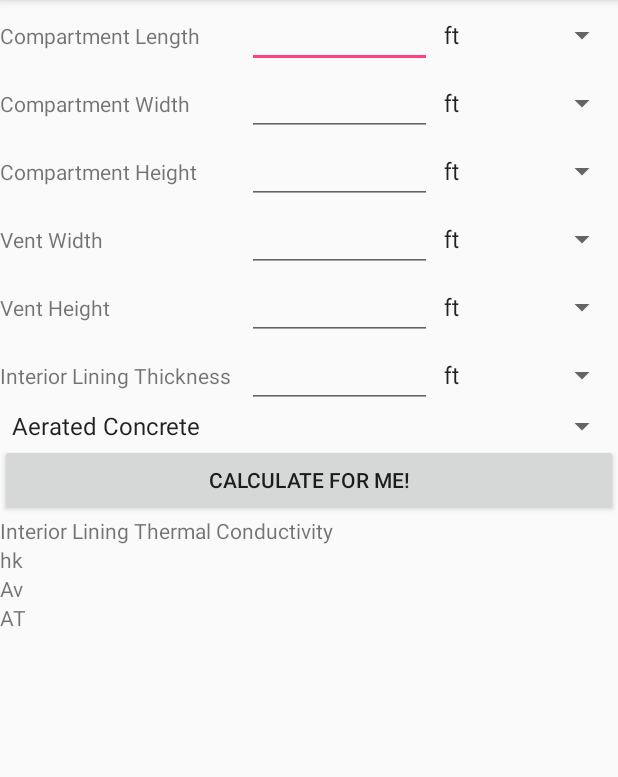
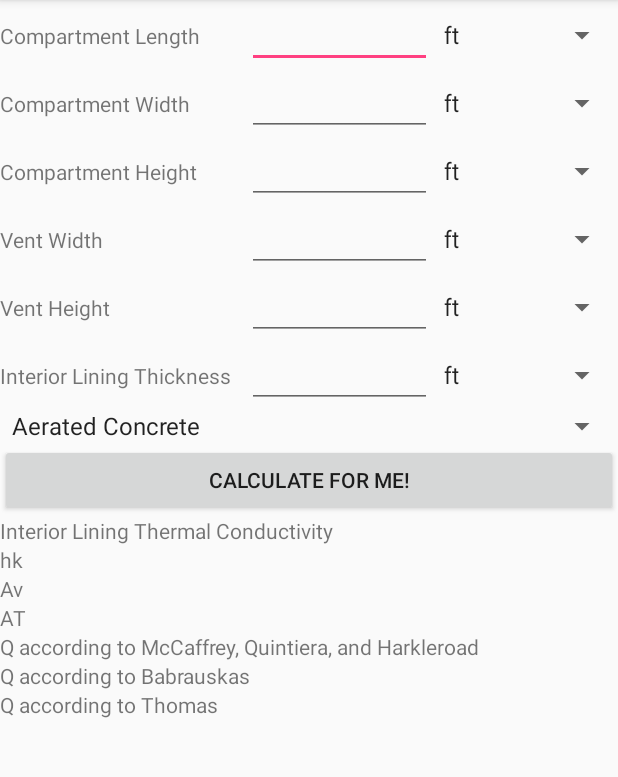
Before and after one commit to msrusse/FireDynamics, an Android app: the FlashOver screen opened directly, with no data from a screen before it, on a phone screen of 412 x 824 dp, the part 84-861 px from its top. Run offline under Robolectric (Android 15) with nearby library versions, the phone set to English and light mode, and no system bars.

Commit message:
Finalizes the Q Flashover page

```diff
--- a/app/src/main/java/com/example/masonrussell/firedynamics/Calculations.java
+++ b/app/src/main/java/com/example/masonrussell/firedynamics/Calculations.java
@@ -26,4 +26,14 @@ public class Calculations
     {
         return (610 * Math.sqrt(hk*at*av*Math.sqrt(ventHeight)));
     }
+    //This method calculates the value of Q according to the method of Babrauskas
+    public static double CalculateBarbraukas(double av, double ventHeight)
+    {
+        return (750 * av * Math.sqrt(ventHeight));
+    }
+    //This method calculates the value of Q according to the method of Thomas
+    public static double CalculateThomas(double av, double at, double ventHeight)
+    {
+        return (7.8 * at + 378 * av * Math.sqrt(ventHeight));
+    }
 }
--- a/app/src/main/java/com/example/masonrussell/firedynamics/FlashOver.java
+++ b/app/src/main/java/com/example/masonrussell/firedynamics/FlashOver.java
@@ -10,6 +10,7 @@ import android.widget.Spinner;
 import android.widget.TextView;
 import android.widget.Toast;
 
+import java.text.DecimalFormat;
 import java.util.ArrayList;
 import java.util.List;
 
@@ -20,10 +21,14 @@ public class FlashOver extends AppCompatActivity {
     public double intLining, thermalConductivity, compWidth, compLength, compHeight, ventHeight, ventWidth;
     public String intLiningUnits, compWidthUnits, compLengthUnits, compHeightUnits, ventHeightUnits, ventWidthUnits;
     public Button calculateButton;
-    public TextView at, av, hk, thermalConduct;
+    public TextView at, av, hk, thermalConduct, qMccaffrey, qBabrauskas, qThomas;
 
     @Override
     protected void onCreate(Bundle savedInstanceState) {
+        final DecimalFormat twoDigits = new DecimalFormat("0.00");
+        final DecimalFormat fiveDigits = new DecimalFormat("0.00000");
+        final DecimalFormat fourDigits = new DecimalFormat("0.0000");
+        final DecimalFormat threeDigits = new DecimalFormat("0.000");
         super.onCreate(savedInstanceState);
         setContentView(R.layout.activity_flash_over);
         calculateButton = findViewById(R.id.getFlashoverButton);
@@ -41,6 +46,9 @@ public class FlashOver extends AppCompatActivity {
         thermalConduct = findViewById(R.id.conductivityResult);
         intLiningText = findViewById(R.id.intLiningText);
         intLiningSpinner = findViewById(R.id.intLiningSpinner);
+        qMccaffrey = findViewById(R.id.mccaffreyQResult);
+        qBabrauskas = findViewById(R.id.babrauskasQResult);
+        qThomas = findViewById(R.id.thomasQResult);
         hk = findViewById(R.id.hkResult);
         av = findViewById(R.id.avResult);
         at = findViewById(R.id.atResult);
@@ -73,15 +81,20 @@ public class FlashOver extends AppCompatActivity {
                 ventWidth = ValuesConverstions.toMeters(ventWidth, ventHeightUnits);
                 intLining = ValuesConverstions.toMeters(intLining, intLiningUnits);
                 thermalConductivity = ValuesConverstions.thermalConductivity(materialSpinner.getSelectedItem().toString());
-                thermalConduct.setText(String.valueOf(thermalConductivity));
+                thermalConduct.setText(String.valueOf(fiveDigits.format(thermalConductivity)));
                 double hkdoub = Calculations.Calculatehk(thermalConductivity, intLining);
-                hk.setText(String.valueOf(hkdoub));
+                hk.setText(String.valueOf(threeDigits.format(hkdoub)));
                 double avdoub = Calculations.CalculateAv(ventWidth, ventHeight);
-                av.setText(String.valueOf(avdoub));
+                av.setText(String.valueOf(twoDigits.format(avdoub)));
                 double atdoub = Calculations.CalculateAT(compWidth, compLength, compHeight, ventWidth, ventHeight);
-                at.setText(String.valueOf(atdoub));
-                double mccaffreyQ = Calculations.CalculateMccaffreyQ(hkdoub, atdoub, avdoub, ventHeight);
-                Toast.makeText(FlashOver.this, String.valueOf(mccaffreyQ), Toast.LENGTH_LONG).show();
+                at.setText(String.valueOf(twoDigits.format(atdoub)));
+                double qMccaffreyDoub = Calculations.CalculateMccaffreyQ(hkdoub, atdoub, avdoub, ventHeight);
+                double qBabrauskasDoub = Calculations.CalculateBarbraukas(avdoub, ventHeight);
+                double qThomasDoub = Calculations.CalculateThomas(avdoub, atdoub, ventHeight);
+                qMccaffrey.setText(String.valueOf(twoDigits.format(qMccaffreyDoub)));
+                qBabrauskas.setText(String.valueOf(twoDigits.format(qBabrauskasDoub)));
+                qThomas.setText(String.valueOf(twoDigits.format(qThomasDoub)));
+                //Toast.makeText(FlashOver.this, String.valueOf(qThomasDoub), Toast.LENGTH_LONG).show();
             }
         });
     }
--- a/app/src/main/res/layout/activity_flash_over.xml
+++ b/app/src/main/res/layout/activity_flash_over.xml
@@ -217,16 +217,16 @@
 
                 <TextView
                     android:id="@+id/conductivityView"
-                    android:layout_width="wrap_content"
+                    android:layout_width="0dp"
                     android:layout_height="wrap_content"
-                    android:layout_weight="1"
-                    android:text="Interior Lining Thermal Conductivity" />
+                    android:layout_weight=".85"
+                    android:text="@string/int_therm_lining" />
 
                 <TextView
                     android:id="@+id/conductivityResult"
-                    android:layout_width="wrap_content"
+                    android:layout_width="0dp"
                     android:layout_height="wrap_content"
-                    android:layout_weight="1" />
+                    android:layout_weight=".15" />
             </LinearLayout>
 
             <LinearLayout
@@ -236,16 +236,16 @@
 
                 <TextView
                     android:id="@+id/hkView"
-                    android:layout_width="wrap_content"
+                    android:layout_width="0dp"
                     android:layout_height="wrap_content"
-                    android:layout_weight="1"
-                    android:text="hk" />
+                    android:layout_weight=".85"
+                    android:text="@string/hk" />
 
                 <TextView
                     android:id="@+id/hkResult"
-                    android:layout_width="wrap_content"
+                    android:layout_width="0dp"
                     android:layout_height="wrap_content"
-                    android:layout_weight="1" />
+                    android:layout_weight=".15" />
             </LinearLayout>
 
             <LinearLayout
@@ -255,35 +255,92 @@
 
                 <TextView
                     android:id="@+id/avView"
-                    android:layout_width="wrap_content"
+                    android:layout_width="0dp"
                     android:layout_height="wrap_content"
-                    android:layout_weight="1"
-                    android:text="Av" />
+                    android:layout_weight=".85"
+                    android:text="@string/av" />
 
                 <TextView
                     android:id="@+id/avResult"
-                    android:layout_width="wrap_content"
+                    android:layout_width="0dp"
                     android:layout_height="wrap_content"
-                    android:layout_weight="1" />
+                    android:layout_weight=".15" />
             </LinearLayout>
 
             <LinearLayout
                 android:layout_width="match_parent"
-                android:layout_height="match_parent"
+                android:layout_height="wrap_content"
                 android:orientation="horizontal">
 
                 <TextView
                     android:id="@+id/atView"
-                    android:layout_width="wrap_content"
+                    android:layout_width="0dp"
                     android:layout_height="wrap_content"
-                    android:layout_weight="1"
-                    android:text="AT" />
+                    android:layout_weight=".85"
+                    android:text="@string/at" />
 
                 <TextView
                     android:id="@+id/atResult"
-                    android:layout_width="wrap_content"
+                    android:layout_width="0dp"
                     android:layout_height="wrap_content"
-                    android:layout_weight="1" />
+                    android:layout_weight=".15" />
+            </LinearLayout>
+
+            <LinearLayout
+                android:layout_width="match_parent"
+                android:layout_height="wrap_content"
+                android:orientation="horizontal">
+
+                <TextView
+                    android:id="@+id/mccaffreyQText"
+                    android:layout_width="0dp"
+                    android:layout_height="wrap_content"
+                    android:layout_weight=".85"
+                    android:text="@string/q_mccaffrey" />
+
+                <TextView
+                    android:id="@+id/mccaffreyQResult"
+                    android:layout_width="0dp"
+                    android:layout_height="wrap_content"
+                    android:layout_weight=".15" />
+            </LinearLayout>
+
+            <LinearLayout
+                android:layout_width="match_parent"
+                android:layout_height="wrap_content"
+                android:orientation="horizontal">
+
+                <TextView
+                    android:id="@+id/babrauskasQText"
+                    android:layout_width="0dp"
+                    android:layout_height="wrap_content"
+                    android:layout_weight=".85"
+                    android:text="@string/q_babrauskas" />
+
+                <TextView
+                    android:id="@+id/babrauskasQResult"
+                    android:layout_width="0dp"
+                    android:layout_height="wrap_content"
+                    android:layout_weight=".15" />
+            </LinearLayout>
+
+            <LinearLayout
+                android:layout_width="match_parent"
+                android:layout_height="wrap_content"
+                android:orientation="horizontal">
+
+                <TextView
+                    android:id="@+id/thomasQText"
+                    android:layout_width="0dp"
+                    android:layout_height="wrap_content"
+                    android:layout_weight=".85"
+                    android:text="@string/q_thomas" />
+
+                <TextView
+                    android:id="@+id/thomasQResult"
+                    android:layout_width="0dp"
+                    android:layout_height="wrap_content"
+                    android:layout_weight=".15" />
             </LinearLayout>
 
         </LinearLayout>
--- a/app/src/main/res/values/strings.xml
+++ b/app/src/main/res/values/strings.xml
@@ -22,6 +22,13 @@
     <string name="t_gas_layer">T Gas Layer</string>
     <string name="int_lining_thick">Interior Lining Thickness</string>
     <string name="get_calculation">Calculate for me!</string>
+    <string name="int_therm_lining">Interior Lining Thermal Conductivity</string>
+    <string name="hk">hk</string>
+    <string name="av">Av</string>
+    <string name="at">AT</string>
+    <string name="q_mccaffrey">Q according to McCaffrey, Quintiera, and Harkleroad</string>
+    <string name="q_babrauskas">Q according to Babrauskas</string>
+    <string name="q_thomas">Q according to Thomas</string>
     <string-array name="units_array">
         <item>ft</item>
         <item>in</item>
```
